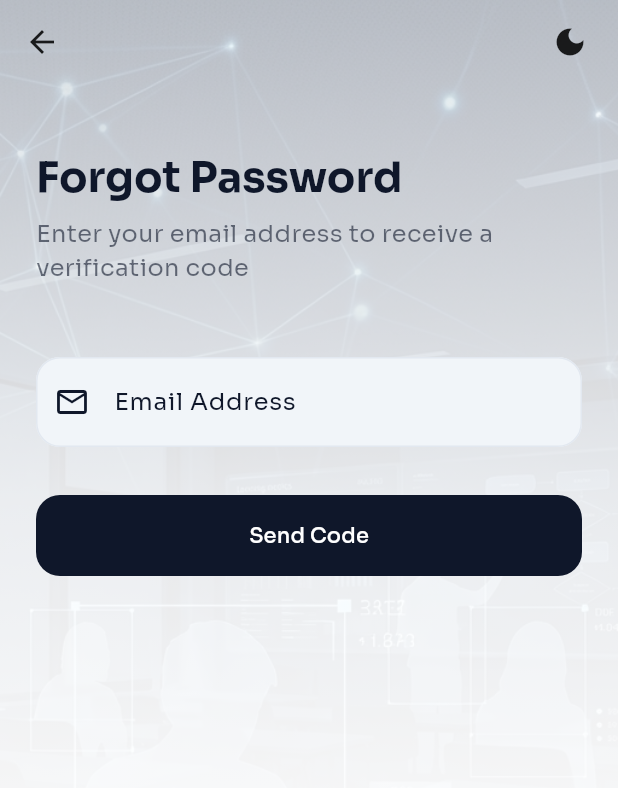
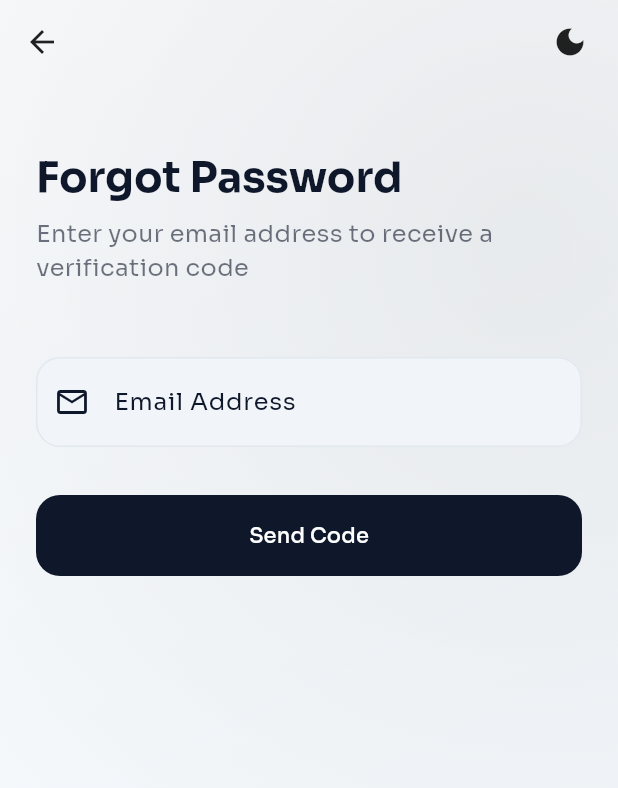
Before and after one commit to kaya0s/TeachTrack, a Flutter app: the screen it shows after launch, after a tap on "Forgot Password?", on a phone screen of 412 x 824 dp. Shown: the top 788 px of the screen. Run offline on Flutter 3.47's test engine with Material 3 defaults, Android fonts, the phone set to English and light mode, and no system bars; our stand-ins replace dio, firebase_core, fl_chart, flutter_dotenv, flutter_secure_storage, fluttertoast and 3 more; accounts and stored records are empty; network calls fail; statements that could not run were skipped.

Commit message:
feat: update AuthBackground widget with gradient background and improved overlay

```diff
--- a/client/lib/features/auth/widgets/auth_background.dart
+++ b/client/lib/features/auth/widgets/auth_background.dart
@@ -19,31 +19,34 @@ class AuthBackground extends StatelessWidget {
 
     return Stack(
       children: [
-        // Background Image
-        Positioned.fill(
-          child: Image.asset(
-            'assets/images/ml_bg.png',
-            fit: BoxFit.cover,
-          ),
-        ),
-        // Gradient Overlay
         Positioned.fill(
           child: Container(
             decoration: BoxDecoration(
               gradient: LinearGradient(
-                begin: Alignment.topCenter,
-                end: Alignment.bottomCenter,
+                begin: Alignment.topLeft,
+                end: Alignment.bottomRight,
                 colors: [
-                  (isDark ? theme.scaffoldBackgroundColor : Colors.white).withOpacity(0.7),
-                  (isDark ? theme.scaffoldBackgroundColor : Colors.white).withOpacity(0.9),
-                  isDark ? theme.scaffoldBackgroundColor : Colors.white,
+                  isDark ? const Color(0xFF0B0F14) : const Color(0xFFF8FAFC),
+                  isDark ? const Color(0xFF0F172A) : const Color(0xFFF1F5F9),
                 ],
-                stops: const [0.0, 0.4, 0.8],
               ),
             ),
           ),
         ),
-        // Content
+        Positioned.fill(
+          child: Container(
+            decoration: BoxDecoration(
+              gradient: RadialGradient(
+                center: const Alignment(0.7, -0.6),
+                radius: 1.2,
+                colors: [
+                  (isDark ? Colors.white : Colors.black).withOpacity(0.06),
+                  Colors.transparent,
+                ],
+              ),
+            ),
+          ),
+        ),
         Scaffold(
           backgroundColor: Colors.transparent,
           appBar: AppBar(
```
